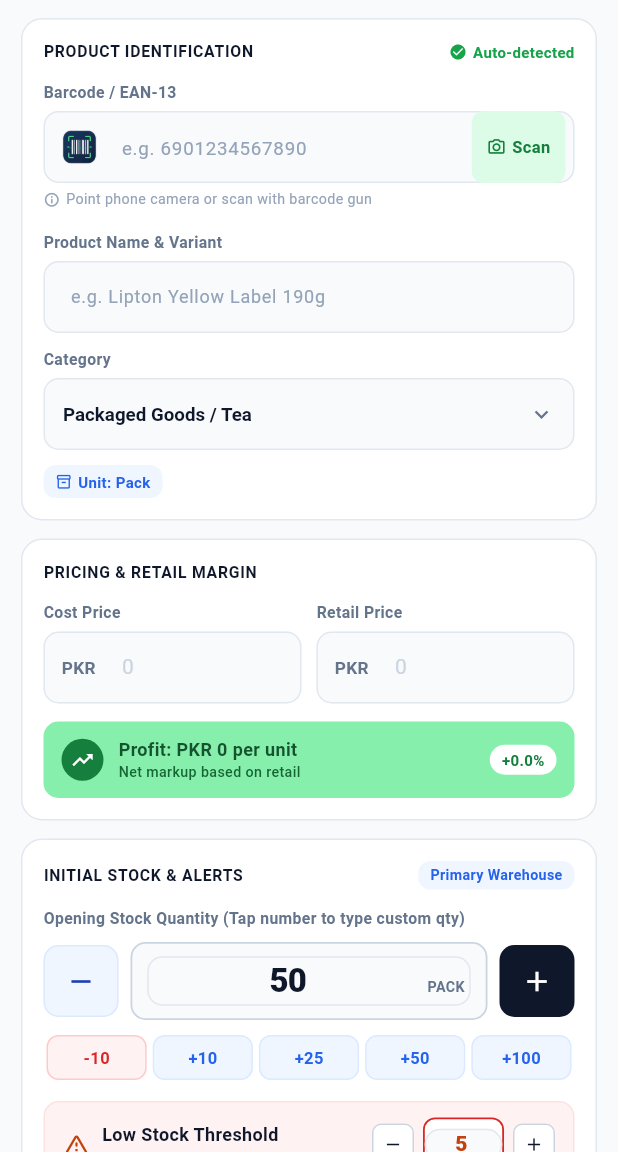
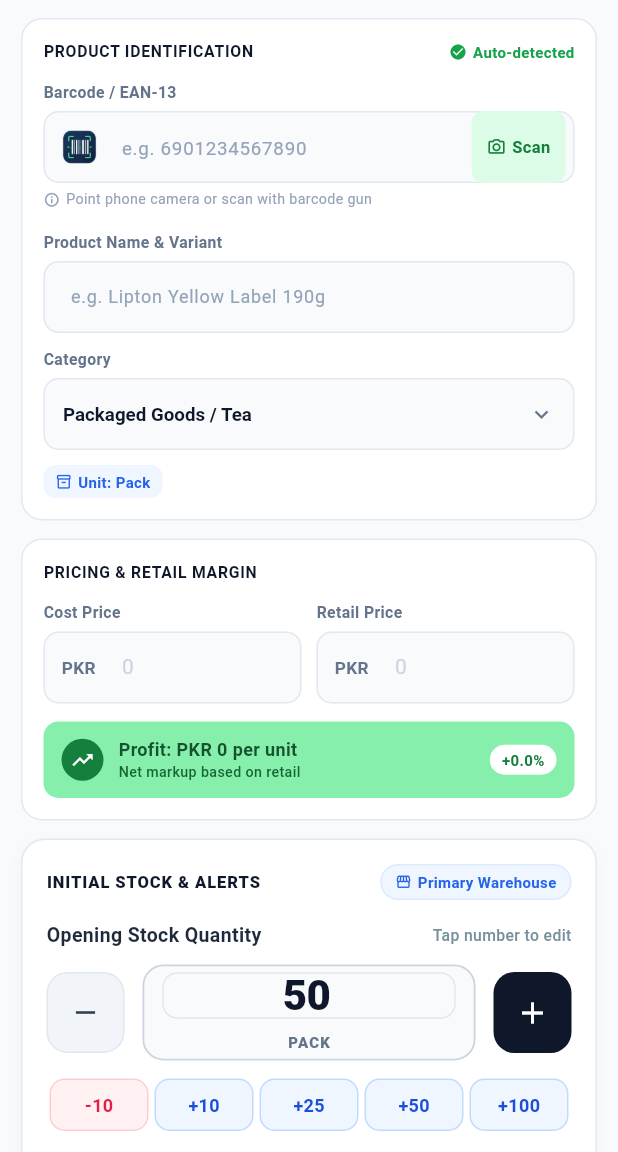
Before and after one commit to FahadMustafa001/KhataSmart, a Flutter app: the AddEditProductScreen screen opened by its route, on a phone screen of 412 x 824 dp, the part 84-1236 px from its top. Run offline on Flutter 3.47's test engine with Material 3 defaults, Android fonts, the phone set to English and light mode, and no system bars; our stand-ins replace cloud_firestore, firebase_auth, firebase_core, font_awesome_flutter, google_sign_in, local_auth and 3 more; missing offline and left inert: googleapis, mobile_scanner; accounts and stored records are empty.

Commit message:
feat(ui): redesign initial stock and alerts card with premium steppers and unified low-stock pill

```diff
--- a/lib/views/inventory/add_edit_product_screen.dart
+++ b/lib/views/inventory/add_edit_product_screen.dart
@@ -1,4 +1,5 @@
 import 'package:flutter/material.dart';
+import 'package:flutter/services.dart';
 
 import '../../core/constants/app_assets.dart';
 import '../../core/utils/app_toast.dart';
@@ -659,62 +660,107 @@ class _AddEditProductScreenState extends State<AddEditProductScreen> {
 
   // ── CARD 3: INITIAL STOCK & ALERTS ──────────────────────────────────────────
   Widget _buildInitialStockAlertsCard() {
+    final unitLabel = _selectedUnit.toUpperCase();
+
     return Container(
-      padding: const EdgeInsets.all(14),
+      padding: const EdgeInsets.all(16),
       decoration: BoxDecoration(
         color: Colors.white,
-        borderRadius: BorderRadius.circular(14),
+        borderRadius: BorderRadius.circular(16),
         border: Border.all(color: const Color(0xFFE2E8F0)),
+        boxShadow: const [
+          BoxShadow(
+            color: Color(0x06000000),
+            blurRadius: 8,
+            offset: Offset(0, 2),
+          ),
+        ],
       ),
       child: Column(
         crossAxisAlignment: CrossAxisAlignment.start,
         children: [
+          // Header Row
           Row(
             mainAxisAlignment: MainAxisAlignment.spaceBetween,
             children: [
               const Text(
                 'INITIAL STOCK & ALERTS',
                 style: TextStyle(
-                  fontSize: 10.5,
-                  fontWeight: FontWeight.bold,
+                  fontSize: 11,
+                  fontWeight: FontWeight.w800,
                   color: Color(0xFF0F172A),
-                  letterSpacing: 0.5,
+                  letterSpacing: 0.6,
                 ),
               ),
               Container(
                 padding:
-                    const EdgeInsets.symmetric(horizontal: 8, vertical: 2.5),
+                    const EdgeInsets.symmetric(horizontal: 9, vertical: 4),
                 decoration: BoxDecoration(
                   color: const Color(0xFFEFF6FF),
-                  borderRadius: BorderRadius.circular(8),
+                  borderRadius: BorderRadius.circular(20),
+                  border: Border.all(color: const Color(0xFFDBEAFE)),
                 ),
-                child: const Text(
+                child: const Row(
+                  mainAxisSize: MainAxisSize.min,
+                  children: [
+                    Icon(Icons.storefront_outlined,
+                        size: 11, color: Color(0xFF2563EB)),
+                    SizedBox(width: 4),
+                    Text(
                       'Primary Warehouse',
                       style: TextStyle(
-                    fontSize: 9.5,
+                        fontSize: 10,
                         fontWeight: FontWeight.bold,
                         color: Color(0xFF2563EB),
                       ),
+                    ),
+                  ],
                 ),
               ),
             ],
           ),
 
-          const SizedBox(height: 12),
-          _fieldLabel('Opening Stock Quantity (Tap number to type custom qty)'),
-          const SizedBox(height: 8),
+          const SizedBox(height: 14),
 
-          // Stepper & Direct Editable Field
+          // Label
           Row(
+            mainAxisAlignment: MainAxisAlignment.spaceBetween,
             children: [
-              // Minus Button
+              const Text(
+                'Opening Stock Quantity',
+                style: TextStyle(
+                  fontSize: 13,
+                  fontWeight: FontWeight.bold,
+                  color: Color(0xFF1E293B),
+                ),
+              ),
+              Text(
+                'Tap number to edit',
+                style: TextStyle(
+                  fontSize: 10.5,
+                  fontWeight: FontWeight.w500,
+                  color: Colors.blueGrey.shade400,
+                ),
+              ),
+            ],
+          ),
+
+          const SizedBox(height: 10),
+
+          // Modern Stepper & Centered Large Number
+          Row(
+            mainAxisAlignment: MainAxisAlignment.center,
+            children: [
+              // Large Minus Button
               Material(
-                color: const Color(0xFFEFF6FF),
-                borderRadius: BorderRadius.circular(10),
+                color: const Color(0xFFF1F5F9),
+                borderRadius: BorderRadius.circular(14),
                 child: InkWell(
-                  borderRadius: BorderRadius.circular(10),
+                  borderRadius: BorderRadius.circular(14),
                   onTap: () {
-                    final curr = int.tryParse(_stockController.text.trim()) ?? _stockQuantity;
+                    HapticFeedback.selectionClick();
+                    final curr = int.tryParse(_stockController.text.trim()) ??
+                        _stockQuantity;
                     if (curr > 0) {
                       final newVal = curr - 1;
                       setState(() {
@@ -724,52 +770,54 @@ class _AddEditProductScreenState extends State<AddEditProductScreen> {
                     }
                   },
                   child: Container(
-                    width: 50,
-                    height: 48,
+                    width: 52,
+                    height: 54,
                     decoration: BoxDecoration(
-                      borderRadius: BorderRadius.circular(10),
-                      border: Border.all(color: const Color(0xFFDBEAFE)),
+                      borderRadius: BorderRadius.circular(14),
+                      border: Border.all(color: const Color(0xFFE2E8F0)),
                     ),
                     child: const Center(
-                      child: Icon(Icons.remove, size: 22, color: Color(0xFF1E40AF)),
+                      child: Icon(Icons.remove,
+                          size: 22, color: Color(0xFF334155)),
                     ),
                   ),
                 ),
               ),
-              const SizedBox(width: 8),
 
-              // Direct editable text input with unit
+              const SizedBox(width: 12),
+
+              // Centered Number Display & Editable Field
               Expanded(
                 child: Container(
-                  height: 52,
-                  padding: const EdgeInsets.symmetric(horizontal: 10),
+                  height: 64,
+                  padding:
+                      const EdgeInsets.symmetric(horizontal: 12, vertical: 4),
                   decoration: BoxDecoration(
                     color: const Color(0xFFF8FAFC),
-                    borderRadius: BorderRadius.circular(10),
-                    border: Border.all(color: const Color(0xFFCBD5E1), width: 1.2),
+                    borderRadius: BorderRadius.circular(14),
+                    border:
+                        Border.all(color: const Color(0xFFCBD5E1), width: 1.2),
                   ),
-                  child: Center(
+                  child: Column(
+                    mainAxisAlignment: MainAxisAlignment.center,
+                    children: [
+                      Expanded(
                         child: TextField(
                           controller: _stockController,
                           keyboardType: TextInputType.number,
                           textAlign: TextAlign.center,
                           style: const TextStyle(
-                        fontSize: 22,
+                            fontSize: 28,
                             fontWeight: FontWeight.w900,
                             color: Color(0xFF0F172A),
                             letterSpacing: -0.5,
+                            height: 1.1,
                           ),
-                      decoration: InputDecoration(
+                          decoration: const InputDecoration(
                             isDense: true,
                             contentPadding: EdgeInsets.zero,
                             border: InputBorder.none,
                             hintText: '0',
-                        suffixText: _selectedUnit.toUpperCase(),
-                        suffixStyle: const TextStyle(
-                          fontSize: 9.5,
-                          fontWeight: FontWeight.bold,
-                          color: Color(0xFF64748B),
-                        ),
                           ),
                           onChanged: (val) {
                             final parsed = int.tryParse(val.trim());
@@ -779,18 +827,32 @@ class _AddEditProductScreenState extends State<AddEditProductScreen> {
                           },
                         ),
                       ),
+                      Text(
+                        unitLabel,
+                        style: const TextStyle(
+                          fontSize: 10,
+                          fontWeight: FontWeight.w800,
+                          color: Color(0xFF64748B),
+                          letterSpacing: 0.8,
                         ),
                       ),
-              const SizedBox(width: 8),
+                    ],
+                  ),
+                ),
+              ),
 
-              // Plus Button
+              const SizedBox(width: 12),
+
+              // Large Plus Button
               Material(
                 color: const Color(0xFF0F172A),
-                borderRadius: BorderRadius.circular(10),
+                borderRadius: BorderRadius.circular(14),
                 child: InkWell(
-                  borderRadius: BorderRadius.circular(10),
+                  borderRadius: BorderRadius.circular(14),
                   onTap: () {
-                    final curr = int.tryParse(_stockController.text.trim()) ?? _stockQuantity;
+                    HapticFeedback.selectionClick();
+                    final curr = int.tryParse(_stockController.text.trim()) ??
+                        _stockQuantity;
                     final newVal = curr + 1;
                     setState(() {
                       _stockQuantity = newVal;
@@ -798,13 +860,13 @@ class _AddEditProductScreenState extends State<AddEditProductScreen> {
                     });
                   },
                   child: Container(
-                    width: 50,
-                    height: 48,
+                    width: 52,
+                    height: 54,
                     decoration: BoxDecoration(
-                      borderRadius: BorderRadius.circular(10),
+                      borderRadius: BorderRadius.circular(14),
                     ),
                     child: const Center(
-                      child: Icon(Icons.add, size: 22, color: Colors.white),
+                      child: Icon(Icons.add, size: 24, color: Colors.white),
                     ),
                   ),
                 ),
@@ -812,16 +874,19 @@ class _AddEditProductScreenState extends State<AddEditProductScreen> {
             ],
           ),
 
-          const SizedBox(height: 10),
+          const SizedBox(height: 12),
 
-          // Quick increment & decrement chips
+          // Quick Action Increment & Decrement Pills
           Row(
             children: [
-              // Minus 10 chip
+              // Decrement pill -10
               Expanded(
-                child: GestureDetector(
+                child: InkWell(
+                  borderRadius: BorderRadius.circular(10),
                   onTap: () {
-                    final curr = int.tryParse(_stockController.text.trim()) ?? _stockQuantity;
+                    HapticFeedback.selectionClick();
+                    final curr = int.tryParse(_stockController.text.trim()) ??
+                        _stockQuantity;
                     final newVal = (curr - 10).clamp(0, 999999);
                     setState(() {
                       _stockQuantity = newVal;
@@ -830,19 +895,19 @@ class _AddEditProductScreenState extends State<AddEditProductScreen> {
                   },
                   child: Container(
                     margin: const EdgeInsets.symmetric(horizontal: 2),
-                    padding: const EdgeInsets.symmetric(vertical: 6),
+                    padding: const EdgeInsets.symmetric(vertical: 8),
                     decoration: BoxDecoration(
-                      color: const Color(0xFFFEF2F2),
-                      borderRadius: BorderRadius.circular(8),
-                      border: Border.all(color: const Color(0xFFFECACA)),
+                      color: const Color(0xFFFFF1F2),
+                      borderRadius: BorderRadius.circular(10),
+                      border: Border.all(color: const Color(0xFFFECDD3)),
                     ),
                     child: const Center(
                       child: Text(
                         '-10',
                         style: TextStyle(
-                          fontSize: 11,
+                          fontSize: 12,
                           fontWeight: FontWeight.bold,
-                          color: Color(0xFFDC2626),
+                          color: Color(0xFFE11D48),
                         ),
                       ),
                     ),
@@ -851,9 +916,12 @@ class _AddEditProductScreenState extends State<AddEditProductScreen> {
               ),
               ...[10, 25, 50, 100].map((val) {
                 return Expanded(
-                  child: GestureDetector(
+                  child: InkWell(
+                    borderRadius: BorderRadius.circular(10),
                     onTap: () {
-                      final curr = int.tryParse(_stockController.text.trim()) ?? _stockQuantity;
+                      HapticFeedback.selectionClick();
+                      final curr = int.tryParse(_stockController.text.trim()) ??
+                          _stockQuantity;
                       final newVal = curr + val;
                       setState(() {
                         _stockQuantity = newVal;
@@ -862,19 +930,19 @@ class _AddEditProductScreenState extends State<AddEditProductScreen> {
                     },
                     child: Container(
                       margin: const EdgeInsets.symmetric(horizontal: 2),
-                      padding: const EdgeInsets.symmetric(vertical: 6),
+                      padding: const EdgeInsets.symmetric(vertical: 8),
                       decoration: BoxDecoration(
                         color: const Color(0xFFEFF6FF),
-                        borderRadius: BorderRadius.circular(8),
-                        border: Border.all(color: const Color(0xFFDBEAFE)),
+                        borderRadius: BorderRadius.circular(10),
+                        border: Border.all(color: const Color(0xFFBFDBFE)),
                       ),
                       child: Center(
                         child: Text(
                           '+$val',
                           style: const TextStyle(
-                            fontSize: 11,
+                            fontSize: 12,
                             fontWeight: FontWeight.bold,
-                            color: Color(0xFF2563EB),
+                            color: Color(0xFF1D4ED8),
                           ),
                         ),
                       ),
@@ -887,19 +955,29 @@ class _AddEditProductScreenState extends State<AddEditProductScreen> {
 
           const SizedBox(height: 14),
 
-          // Low stock threshold card with editable input and quick buttons
+          // Low stock threshold card with unified stepper pill
           Container(
-            padding: const EdgeInsets.symmetric(horizontal: 12, vertical: 10),
+            padding: const EdgeInsets.symmetric(horizontal: 14, vertical: 10),
             decoration: BoxDecoration(
               color: const Color(0xFFFEF2F2),
-              borderRadius: BorderRadius.circular(10),
+              borderRadius: BorderRadius.circular(12),
               border: Border.all(color: const Color(0xFFFEE2E2)),
             ),
             child: Row(
               children: [
-                const Icon(Icons.warning_amber_rounded,
-                    size: 18, color: Color(0xFFC2410C)),
-                const SizedBox(width: 8),
+                Container(
+                  padding: const EdgeInsets.all(6),
+                  decoration: BoxDecoration(
+                    color: const Color(0xFFFEE2E2),
+                    borderRadius: BorderRadius.circular(8),
+                  ),
+                  child: const Icon(
+                    Icons.warning_amber_rounded,
+                    size: 18,
+                    color: Color(0xFFDC2626),
+                  ),
+                ),
+                const SizedBox(width: 10),
                 const Expanded(
                   child: Column(
                     crossAxisAlignment: CrossAxisAlignment.start,
@@ -907,26 +985,49 @@ class _AddEditProductScreenState extends State<AddEditProductScreen> {
                       Text(
                         'Low Stock Threshold',
                         style: TextStyle(
-                          fontSize: 12,
+                          fontSize: 12.5,
                           fontWeight: FontWeight.bold,
                           color: Color(0xFF0F172A),
                         ),
                       ),
+                      SizedBox(height: 1),
                       Text(
                         'Alert when stock falls below this',
-                        style: TextStyle(fontSize: 10, color: Color(0xFF64748B)),
+                        style: TextStyle(
+                          fontSize: 10.5,
+                          color: Color(0xFF64748B),
+                        ),
                       ),
                     ],
                   ),
                 ),
-                // Minus for threshold
-                Material(
+                // Unified Stepper Pill: [-] 5 [+]
+                Container(
+                  decoration: BoxDecoration(
                     color: Colors.white,
-                  borderRadius: BorderRadius.circular(6),
-                  child: InkWell(
-                    borderRadius: BorderRadius.circular(6),
+                    borderRadius: BorderRadius.circular(20),
+                    border:
+                        Border.all(color: const Color(0xFFFECACA), width: 1.2),
+                    boxShadow: const [
+                      BoxShadow(
+                        color: Color(0x0A000000),
+                        blurRadius: 4,
+                        offset: Offset(0, 1),
+                      ),
+                    ],
+                  ),
+                  child: Row(
+                    mainAxisSize: MainAxisSize.min,
+                    children: [
+                      // Minus
+                      InkWell(
+                        borderRadius: const BorderRadius.horizontal(
+                            left: Radius.circular(20)),
                         onTap: () {
-                      final curr = int.tryParse(_lowStockController.text.trim()) ?? _lowStockThreshold;
+                          HapticFeedback.selectionClick();
+                          final curr =
+                              int.tryParse(_lowStockController.text.trim()) ??
+                                  _lowStockThreshold;
                           if (curr > 0) {
                             final newVal = curr - 1;
                             setState(() {
@@ -935,31 +1036,17 @@ class _AddEditProductScreenState extends State<AddEditProductScreen> {
                             });
                           }
                         },
-                    child: Container(
-                      width: 28,
-                      height: 28,
-                      decoration: BoxDecoration(
-                        border: Border.all(color: const Color(0xFFCBD5E1)),
-                        borderRadius: BorderRadius.circular(6),
-                      ),
-                      child: const Center(
-                        child: Icon(Icons.remove, size: 14, color: Color(0xFF0F172A)),
+                        child: const Padding(
+                          padding: EdgeInsets.symmetric(
+                              horizontal: 9, vertical: 7),
+                          child: Icon(Icons.remove,
+                              size: 15, color: Color(0xFF0F172A)),
                         ),
                       ),
-                  ),
-                ),
-                const SizedBox(width: 6),
 
-                // Editable threshold input box
-                Container(
-                  width: 54,
-                  height: 36,
-                  decoration: BoxDecoration(
-                    color: Colors.white,
-                    borderRadius: BorderRadius.circular(8),
-                    border: Border.all(color: const Color(0xFFDC2626), width: 1.2),
-                  ),
-                  child: Center(
+                      // Editable threshold input box inside pill
+                      SizedBox(
+                        width: 38,
                         child: TextField(
                           controller: _lowStockController,
                           keyboardType: TextInputType.number,
@@ -967,7 +1054,7 @@ class _AddEditProductScreenState extends State<AddEditProductScreen> {
                           style: const TextStyle(
                             fontSize: 14,
                             fontWeight: FontWeight.w900,
-                        color: Color(0xFFC2410C),
+                            color: Color(0xFFDC2626),
                           ),
                           decoration: const InputDecoration(
                             isDense: true,
@@ -983,34 +1070,30 @@ class _AddEditProductScreenState extends State<AddEditProductScreen> {
                           },
                         ),
                       ),
-                ),
-                const SizedBox(width: 6),
 
-                // Plus for threshold
-                Material(
-                  color: Colors.white,
-                  borderRadius: BorderRadius.circular(6),
-                  child: InkWell(
-                    borderRadius: BorderRadius.circular(6),
+                      // Plus
+                      InkWell(
+                        borderRadius: const BorderRadius.horizontal(
+                            right: Radius.circular(20)),
                         onTap: () {
-                      final curr = int.tryParse(_lowStockController.text.trim()) ?? _lowStockThreshold;
+                          HapticFeedback.selectionClick();
+                          final curr =
+                              int.tryParse(_lowStockController.text.trim()) ??
+                                  _lowStockThreshold;
                           final newVal = curr + 1;
                           setState(() {
                             _lowStockThreshold = newVal;
                             _lowStockController.text = '$newVal';
                           });
                         },
-                    child: Container(
-                      width: 28,
-                      height: 28,
-                      decoration: BoxDecoration(
-                        border: Border.all(color: const Color(0xFFCBD5E1)),
-                        borderRadius: BorderRadius.circular(6),
-                      ),
-                      child: const Center(
-                        child: Icon(Icons.add, size: 14, color: Color(0xFF0F172A)),
+                        child: const Padding(
+                          padding: EdgeInsets.symmetric(
+                              horizontal: 9, vertical: 7),
+                          child:
+                              Icon(Icons.add, size: 15, color: Color(0xFF0F172A)),
                         ),
                       ),
+                    ],
                   ),
                 ),
               ],
@@ -1020,7 +1103,7 @@ class _AddEditProductScreenState extends State<AddEditProductScreen> {
           const SizedBox(height: 6),
           Text(
             'SmartKhata will alert for reordering at $_lowStockThreshold units.',
-            style: const TextStyle(fontSize: 10, color: Color(0xFF64748B)),
+            style: const TextStyle(fontSize: 10.5, color: Color(0xFF64748B)),
           ),
         ],
       ),
```
Lines whose indentation alone changed are shown as unchanged.
